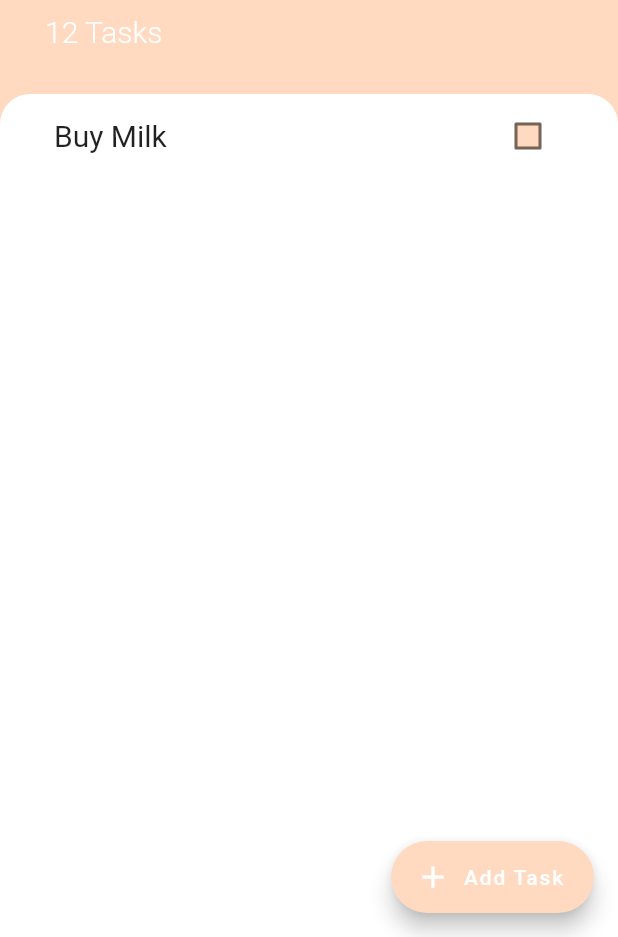
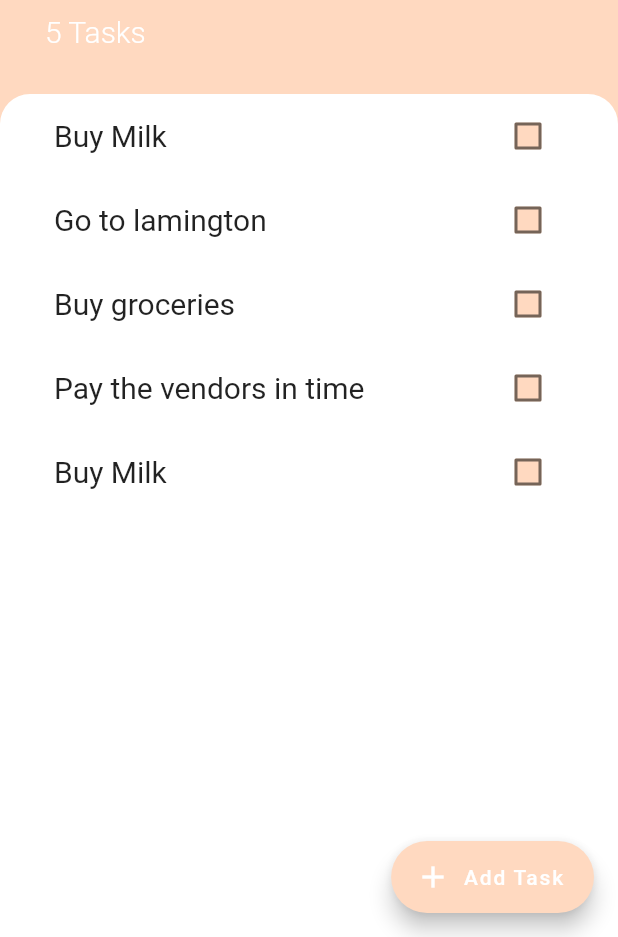
Before and after one commit to Nayni19/To-do-List-App, a Flutter app: the screen it shows after launch, on a phone screen of 412 x 824 dp, the part 299-1236 px from its top. Run offline on Flutter 3.47's test engine with Material 2 defaults, Android fonts, the phone set to English and light mode, and no system bars.

```diff
--- a/lib/components/TaskTile.dart
+++ b/lib/components/TaskTile.dart
@@ -1,29 +1,22 @@
 import 'package:flutter/material.dart';
 import './TaskCheckbox.dart';
 
-class TaskTile extends StatefulWidget {
+
+class TaskTile extends StatelessWidget {
   final String text;
-  const TaskTile({super.key, required this.text});
+  final bool isChecked;
+  final Function checkBoxCallback;
 
-  @override
-  State<TaskTile> createState() => _TaskTileState();
-}
-
-class _TaskTileState extends State<TaskTile> {
-  bool isChecked = false;
-
-  void setCheck( bool checkBoxState){
-    setState(() { isChecked = checkBoxState; });
-  }
+  const TaskTile({super.key, required this.text, required this.isChecked, required this.checkBoxCallback});
 
   @override
   Widget build(BuildContext context) {
     return ListTile(
       title: Text(
-        widget.text,
+        text,
         style: TextStyle(fontSize: 20, decoration: isChecked? TextDecoration.lineThrough : null),
       ),
-      trailing: TaskCheckbox(isChecked: isChecked, onPress: setCheck),
+      trailing: TaskCheckbox(isChecked: isChecked, onPress: checkBoxCallback),
     );
   }
 }
--- a/lib/components/TasksList.dart
+++ b/lib/components/TasksList.dart
@@ -1,14 +1,30 @@
 import 'package:flutter/material.dart';
 import 'package:todo_app/components/TaskTile.dart';
+import '../models/Task.dart';
+
+class TasksList extends StatefulWidget {
+  const TasksList({super.key, required this.tasks});
+  final List<Task> tasks;
+
+  @override
+  State<TasksList> createState() => _TasksListState();
+}
+
+class _TasksListState extends State<TasksList> {
 
 
-class TasksList extends StatelessWidget {
   @override
   Widget build(BuildContext context) {
-    return ListView(
-      children: <Widget>[
-        TaskTile(text: 'Buy Milk'),
-      ],
+    return ListView.builder(itemBuilder: ((context, index) {
+      return TaskTile(text: widget.tasks[index].name, isChecked: widget.tasks[index].isDone, checkBoxCallback: (checkBoxState){
+        setState(() {
+        widget.tasks[index].toggleDone();
+      }
+      );
+      }
+      );
+    }
+    ), itemCount: widget.tasks.length,
     );
   }
 }
--- /dev/null
+++ b/lib/models/Task.dart
@@ -0,0 +1,11 @@
+class Task{
+  String name = '';
+  bool isDone = false;
+
+  Task({required this.name, this.isDone = false});
+
+  void toggleDone(){
+    isDone = !isDone;
+  }
+
+}
--- a/lib/screens/Taskscreen.dart
+++ b/lib/screens/Taskscreen.dart
@@ -3,10 +3,25 @@ import 'package:todo_app/screens/AddTaskScreen.dart';
 import '../components/TasksList.dart';
 import '../components/Icon.dart';
 import '../constants.dart';
+import '../models/Task.dart';
 
-class TasksScreen extends StatelessWidget {
+class TasksScreen extends StatefulWidget {
   const TasksScreen({super.key});
+
   @override
+  State<TasksScreen> createState() => _TasksScreenState();
+}
+
+class _TasksScreenState extends State<TasksScreen> {
+  @override
+List<Task> tasksList = [
+      Task(name: 'Buy Milk'),
+      Task(name: 'Go to lamington'),
+      Task(name: 'Buy groceries'),
+      Task(name: 'Pay the vendors in time'),
+      Task(name: 'Buy Milk'),
+    ];
+
   Widget build(BuildContext context) {
     return Scaffold(
       backgroundColor: primaryColor,
@@ -19,7 +34,13 @@ class TasksScreen extends StatelessWidget {
                       child: Container(
                     padding: EdgeInsets.only(
                         bottom: MediaQuery.of(context).viewInsets.bottom),
-                    child: AddTask(),
+                    child: AddTask(getText: (String val) {
+                      print(val);
+                      setState(() {
+                        tasksList.add(Task(name: val));
+                      });
+                      Navigator.pop(context);
+                    }),
                   )));
         },
         backgroundColor: primaryColor,
@@ -34,12 +55,12 @@ class TasksScreen extends StatelessWidget {
                 const EdgeInsets.only(top: 60, left: 30, right: 30, bottom: 30),
             child: Column(
               crossAxisAlignment: CrossAxisAlignment.start,
-              children: const [
+              children: [
                 CircleIcon(),
                 SizedBox(height: 20),
                 Text('Todoey', style: kHeaderStyle),
                 SizedBox(height: 10),
-                Text('12 Tasks', style: kSubHeaderStyle)
+                Text('${tasksList.length} Tasks', style: kSubHeaderStyle),
               ],
             ),
           ),
@@ -47,7 +68,9 @@ class TasksScreen extends StatelessWidget {
             child: Container(
               padding: EdgeInsets.symmetric(horizontal: 20),
               decoration: kBottomContainerStyle,
-              child: TasksList(),
+              child: TasksList(
+                tasks: tasksList,
+              ),
             ),
           )
         ],
```
Also changed, not shown: lib/screens/AddTaskScreen.dart (+9 -3 lines).
